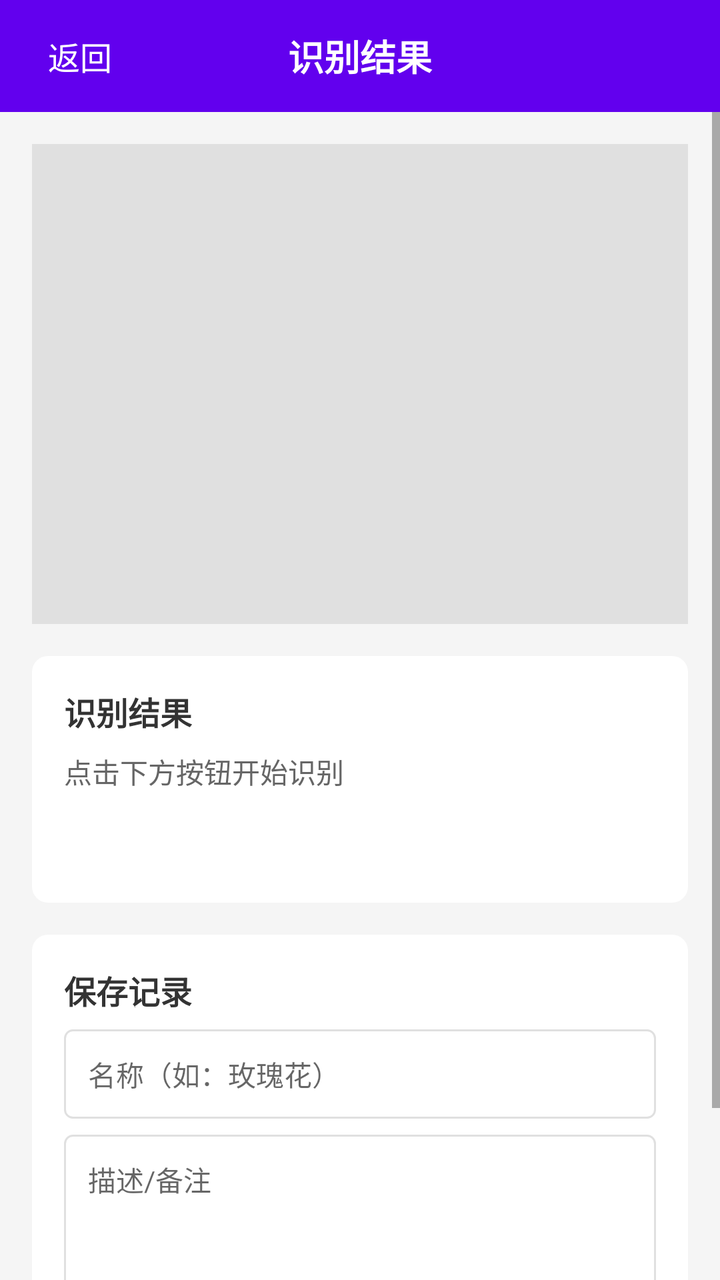
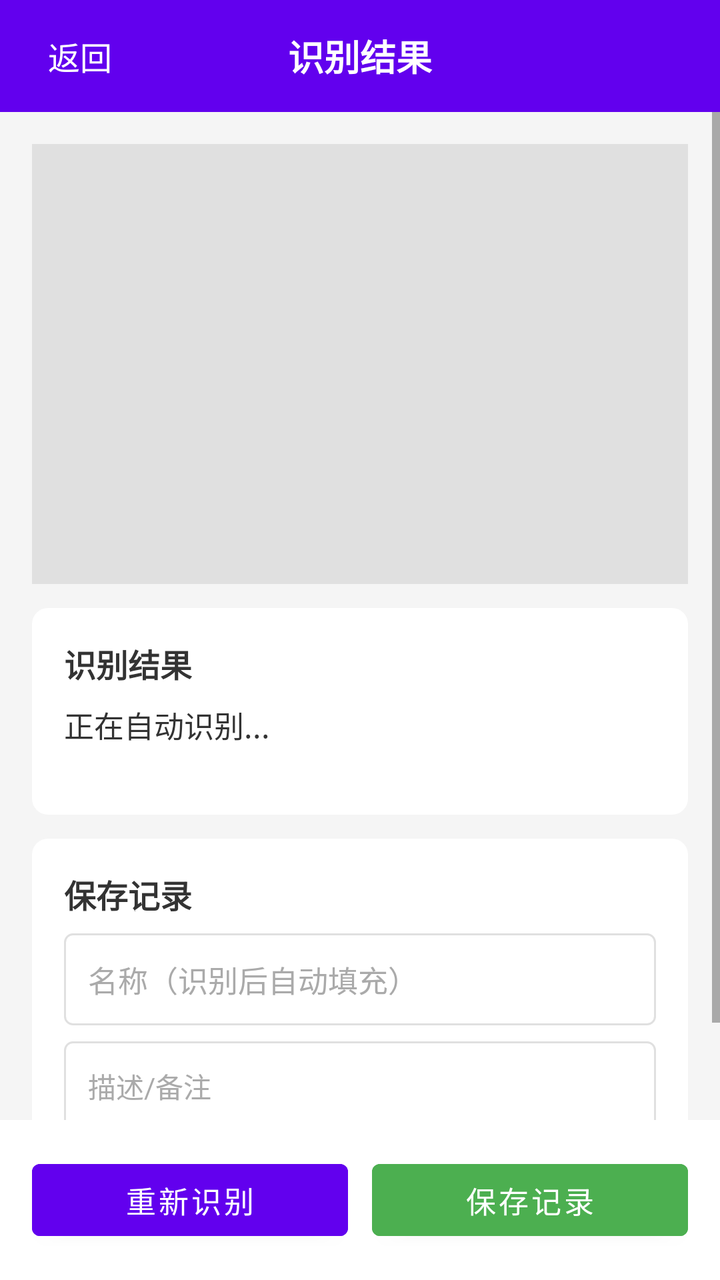

The first picture is an Android layout as it rendered before a commit; the second is the same layout after the commit. The layout source and the unified diff follow.
<!-- AndroidManifest.xml: application theme Theme.ImageRecognition -->
<!-- res/layout/activity_recognition.xml -->
<?xml version="1.0" encoding="utf-8"?>
<LinearLayout xmlns:android="http://schemas.android.com/apk/res/android"
    android:layout_width="match_parent"
    android:layout_height="match_parent"
    android:orientation="vertical"
    android:background="#F5F5F5">

    
    <LinearLayout
        android:layout_width="match_parent"
        android:layout_height="56dp"
        android:background="@color/colorPrimary"
        android:gravity="center_vertical"
        android:paddingHorizontal="16dp">

        <TextView
            android:id="@+id/btnBack"
            android:layout_width="wrap_content"
            android:layout_height="wrap_content"
            android:text="返回"
            android:textColor="#FFFFFF"
            android:textSize="16sp"
            android:padding="8dp" />

        <TextView
            android:layout_width="0dp"
            android:layout_height="wrap_content"
            android:layout_weight="1"
            android:text="识别结果"
            android:textColor="#FFFFFF"
            android:textSize="18sp"
            android:textStyle="bold"
            android:gravity="center" />

        <View
            android:layout_width="48dp"
            android:layout_height="1dp" />
    </LinearLayout>

    <ScrollView
        android:layout_width="match_parent"
        android:layout_height="match_parent"
        android:fillViewport="true">

        <LinearLayout
            android:layout_width="match_parent"
            android:layout_height="wrap_content"
            android:orientation="vertical"
            android:padding="16dp">

            
            <ImageView
                android:id="@+id/imageView"
                android:layout_width="match_parent"
                android:layout_height="240dp"
                android:scaleType="centerCrop"
                android:background="#E0E0E0" />

            
            <LinearLayout
                android:layout_width="match_parent"
                android:layout_height="wrap_content"
                android:orientation="vertical"
                android:layout_marginTop="16dp"
                android:background="@drawable/card_bg"
                android:padding="16dp">

                <TextView
                    android:layout_width="wrap_content"
                    android:layout_height="wrap_content"
                    android:text="识别结果"
                    android:textSize="16sp"
                    android:textStyle="bold"
                    android:textColor="#333333" />

                <TextView
                    android:id="@+id/tvResult"
                    android:layout_width="match_parent"
                    android:layout_height="wrap_content"
                    android:layout_marginTop="8dp"
                    android:text="点击下方按钮开始识别"
                    android:textSize="14sp"
                    android:textColor="#666666"
                    android:minHeight="60dp" />

                <ProgressBar
                    android:id="@+id/progressBar"
                    android:layout_width="wrap_content"
                    android:layout_height="wrap_content"
                    android:layout_gravity="center"
                    android:layout_marginTop="8dp"
                    android:visibility="gone" />
            </LinearLayout>

            
            <LinearLayout
                android:layout_width="match_parent"
                android:layout_height="wrap_content"
                android:orientation="vertical"
                android:layout_marginTop="16dp"
                android:background="@drawable/card_bg"
                android:padding="16dp">

                <TextView
                    android:layout_width="wrap_content"
                    android:layout_height="wrap_content"
                    android:text="保存记录"
                    android:textSize="16sp"
                    android:textStyle="bold"
                    android:textColor="#333333" />

                <EditText
                    android:id="@+id/etName"
                    android:layout_width="match_parent"
                    android:layout_height="wrap_content"
                    android:layout_marginTop="8dp"
                    android:hint="名称（如：玫瑰花）"
                    android:background="@drawable/edit_bg"
                    android:padding="12dp"
                    android:textSize="14sp" />

                <EditText
                    android:id="@+id/etDescription"
                    android:layout_width="match_parent"
                    android:layout_height="wrap_content"
                    android:layout_marginTop="8dp"
                    android:hint="描述/备注"
                    android:background="@drawable/edit_bg"
                    android:padding="12dp"
                    android:textSize="14sp"
                    android:minLines="3"
                    android:gravity="top" />
            </LinearLayout>

            
            <LinearLayout
                android:layout_width="match_parent"
                android:layout_height="wrap_content"
                android:orientation="horizontal"
                android:layout_marginTop="16dp">

                <Button
                    android:id="@+id/btnRecognize"
                    android:layout_width="0dp"
                    android:layout_height="48dp"
                    android:layout_weight="1"
                    android:text="开始识别"
                    android:textSize="16sp"
                    android:backgroundTint="@color/colorPrimary"
                    android:textColor="#FFFFFF"
                    android:layout_marginEnd="8dp" />

                <Button
                    android:id="@+id/btnSave"
                    android:layout_width="0dp"
                    android:layout_height="48dp"
                    android:layout_weight="1"
                    android:text="保存记录"
                    android:textSize="16sp"
                    android:backgroundTint="#4CAF50"
                    android:textColor="#FFFFFF"
                    android:layout_marginStart="8dp" />
            </LinearLayout>
        </LinearLayout>
    </ScrollView>
</LinearLayout>
<!-- resources referenced by this layout -->
<resources>
  <color name="colorPrimary">#6200EE</color>
  <!-- drawable card_bg (drawable) -->
  <?xml version="1.0" encoding="utf-8"?>
  <shape xmlns:android="http://schemas.android.com/apk/res/android"
      android:shape="rectangle">
      <solid android:color="#FFFFFF" />
      <corners android:radius="8dp" />
  </shape>
  <!-- drawable edit_bg (drawable) -->
  <?xml version="1.0" encoding="utf-8"?>
  <shape xmlns:android="http://schemas.android.com/apk/res/android"
      android:shape="rectangle">
      <solid android:color="#FFFFFF" />
      <stroke android:width="1dp" android:color="#E0E0E0" />
      <corners android:radius="4dp" />
  </shape>
  <style name="Theme.ImageRecognition" parent="Theme.MaterialComponents.DayNight.NoActionBar">
          <item name="colorPrimary">@color/colorPrimary</item>
          <item name="colorPrimaryDark">@color/colorPrimaryDark</item>
          <item name="colorAccent">@color/colorAccent</item>
      </style>
  <color name="colorPrimaryDark">#3700B3</color>
  <color name="colorAccent">#03DAC5</color>
</resources>

<!-- the commit's change to res/layout/activity_recognition.xml (unified diff, before → after) -->
@@ -39,7 +39,8 @@
 
     <ScrollView
         android:layout_width="match_parent"
-        android:layout_height="match_parent"
+        android:layout_height="0dp"
+        android:layout_weight="1"
         android:fillViewport="true">
 
         <LinearLayout
@@ -52,7 +53,7 @@
             <ImageView
                 android:id="@+id/imageView"
                 android:layout_width="match_parent"
-                android:layout_height="240dp"
+                android:layout_height="220dp"
                 android:scaleType="centerCrop"
                 android:background="#E0E0E0" />
 
@@ -61,7 +62,7 @@
                 android:layout_width="match_parent"
                 android:layout_height="wrap_content"
                 android:orientation="vertical"
-                android:layout_marginTop="16dp"
+                android:layout_marginTop="12dp"
                 android:background="@drawable/card_bg"
                 android:padding="16dp">
 
@@ -78,10 +79,10 @@
                     android:layout_width="match_parent"
                     android:layout_height="wrap_content"
                     android:layout_marginTop="8dp"
-                    android:text="点击下方按钮开始识别"
-                    android:textSize="14sp"
-                    android:textColor="#666666"
-                    android:minHeight="60dp" />
+                    android:text="正在自动识别..."
+                    android:textSize="15sp"
+                    android:textColor="#333333"
+                    android:minHeight="40dp" />
 
                 <ProgressBar
                     android:id="@+id/progressBar"
@@ -97,7 +98,7 @@
                 android:layout_width="match_parent"
                 android:layout_height="wrap_content"
                 android:orientation="vertical"
-                android:layout_marginTop="16dp"
+                android:layout_marginTop="12dp"
                 android:background="@drawable/card_bg"
                 android:padding="16dp">
 
@@ -114,10 +115,12 @@
                     android:layout_width="match_parent"
                     android:layout_height="wrap_content"
                     android:layout_marginTop="8dp"
-                    android:hint="名称（如：玫瑰花）"
+                    android:hint="名称（识别后自动填充）"
                     android:background="@drawable/edit_bg"
                     android:padding="12dp"
-                    android:textSize="14sp" />
+                    android:textSize="15sp"
+                    android:textColor="#333333"
+                    android:textColorHint="#AAAAAA" />
 
                 <EditText
                     android:id="@+id/etDescription"
@@ -128,39 +131,46 @@
                     android:background="@drawable/edit_bg"
                     android:padding="12dp"
                     android:textSize="14sp"
-                    android:minLines="3"
+                    android:textColor="#333333"
+                    android:textColorHint="#AAAAAA"
+                    android:minLines="2"
                     android:gravity="top" />
             </LinearLayout>
 
-            
-            <LinearLayout
-                android:layout_width="match_parent"
-                android:layout_height="wrap_content"
-                android:orientation="horizontal"
-                android:layout_marginTop="16dp">
-
-                <Button
-                    android:id="@+id/btnRecognize"
-                    android:layout_width="0dp"
-                    android:layout_height="48dp"
-                    android:layout_weight="1"
-                    android:text="开始识别"
-                    android:textSize="16sp"
-                    android:backgroundTint="@color/colorPrimary"
-                    android:textColor="#FFFFFF"
-                    android:layout_marginEnd="8dp" />
-
-                <Button
-                    android:id="@+id/btnSave"
-                    android:layout_width="0dp"
-                    android:layout_height="48dp"
-                    android:layout_weight="1"
-                    android:text="保存记录"
-                    android:textSize="16sp"
-                    android:backgroundTint="#4CAF50"
-                    android:textColor="#FFFFFF"
-                    android:layout_marginStart="8dp" />
-            </LinearLayout>
         </LinearLayout>
     </ScrollView>
+
+    
+    <LinearLayout
+        android:layout_width="match_parent"
+        android:layout_height="wrap_content"
+        android:orientation="horizontal"
+        android:padding="16dp"
+        android:background="#FFFFFF">
+
+        <Button
+            android:id="@+id/btnRecognize"
+            android:layout_width="0dp"
+            android:layout_height="48dp"
+            android:layout_weight="1"
+            android:text="重新识别"
+            android:textSize="15sp"
+            android:backgroundTint="@color/colorPrimary"
+            android:textColor="#FFFFFF" />
+
+        <View
+            android:layout_width="12dp"
+            android:layout_height="0dp" />
+
+        <Button
+            android:id="@+id/btnSave"
+            android:layout_width="0dp"
+            android:layout_height="48dp"
+            android:layout_weight="1"
+            android:text="保存记录"
+            android:textSize="15sp"
+            android:backgroundTint="#4CAF50"
+            android:textColor="#FFFFFF" />
+    </LinearLayout>
+
 </LinearLayout>
